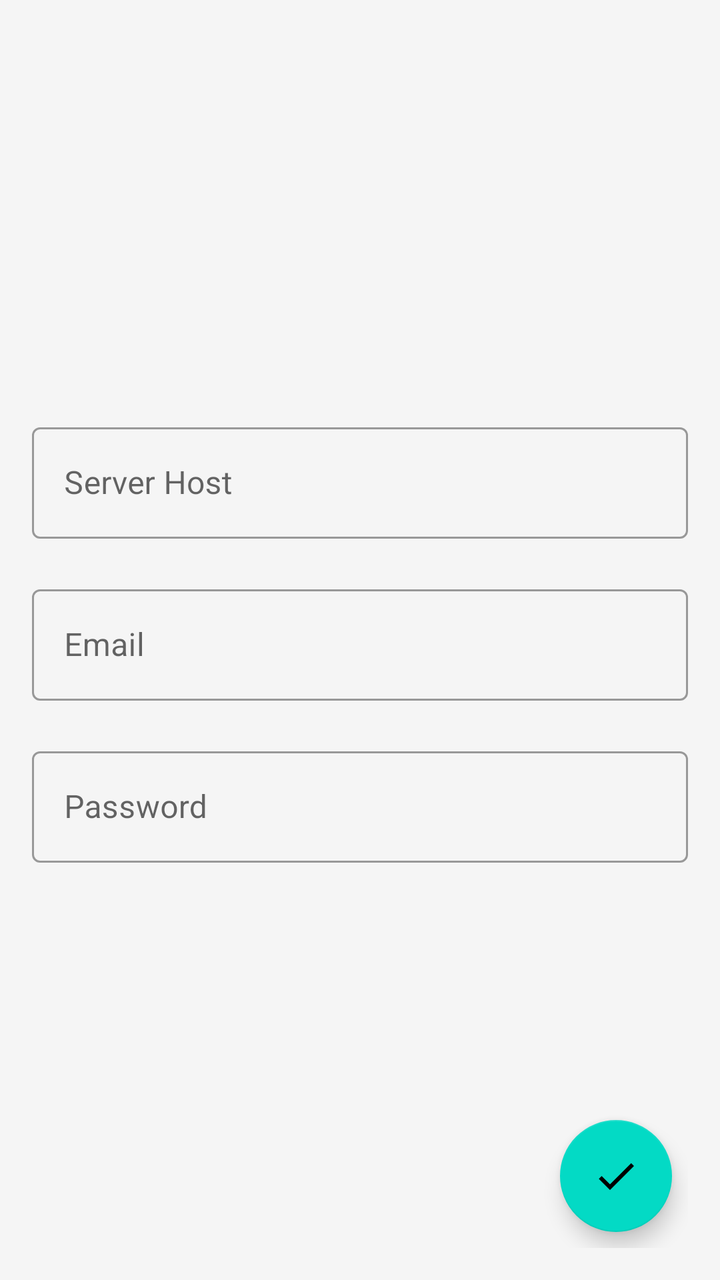
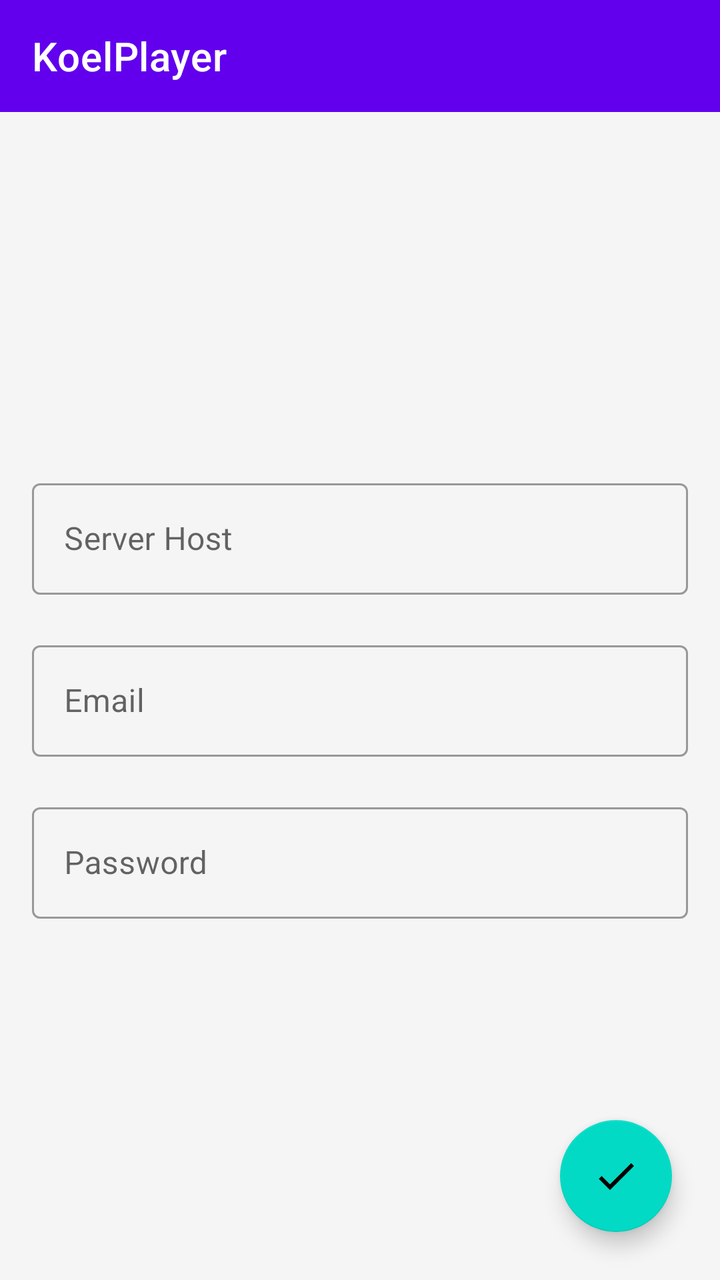

Two renders of the same Android screen: before a commit and after it. Below are the layout's source before the change and the commit's diff.
<!-- AndroidManifest.xml: application theme Theme.KoelPlayer -->
<!-- res/layout/activity_server_settings.xml -->
<?xml version="1.0" encoding="utf-8"?>
<RelativeLayout xmlns:android="http://schemas.android.com/apk/res/android"
    xmlns:app="http://schemas.android.com/apk/res-auto"
    android:layout_width="match_parent"
    android:layout_height="match_parent"
    android:padding="@dimen/activity_content_margin">

    <RelativeLayout
        android:layout_width="match_parent"
        android:layout_height="match_parent"
        android:gravity="center">

        <com.google.android.material.textfield.TextInputLayout
            android:id="@+id/serverHostLayout"
            style="@style/Widget.MaterialComponents.TextInputLayout.OutlinedBox"
            android:layout_width="match_parent"
            android:layout_height="wrap_content">

            <com.google.android.material.textfield.TextInputEditText
                android:id="@+id/serverHost"
                android:layout_width="match_parent"
                android:layout_height="wrap_content"
                android:hint="@string/server_host"
                android:inputType="text" />
        </com.google.android.material.textfield.TextInputLayout>

        <com.google.android.material.textfield.TextInputLayout
            android:id="@+id/serverEmailLayout"
            style="@style/Widget.MaterialComponents.TextInputLayout.OutlinedBox"
            android:layout_width="match_parent"
            android:layout_height="wrap_content"
            android:layout_below="@+id/serverHostLayout"
            android:layout_marginTop="@dimen/edit_text_margin">

            <com.google.android.material.textfield.TextInputEditText
                android:id="@+id/serverEmail"
                android:layout_width="match_parent"
                android:layout_height="wrap_content"
                android:hint="@string/email"
                android:inputType="text" />
        </com.google.android.material.textfield.TextInputLayout>

        <com.google.android.material.textfield.TextInputLayout
            android:id="@+id/serverPasswordLayout"
            style="@style/Widget.MaterialComponents.TextInputLayout.OutlinedBox"
            android:layout_width="match_parent"
            android:layout_height="wrap_content"
            android:layout_below="@+id/serverEmailLayout"
            android:layout_marginTop="@dimen/edit_text_margin">

            <com.google.android.material.textfield.TextInputEditText
                android:id="@+id/serverPassword"
                android:layout_width="match_parent"
                android:layout_height="wrap_content"
                android:hint="@string/password"
                android:inputType="textPassword" />
        </com.google.android.material.textfield.TextInputLayout>
    </RelativeLayout>

    <com.google.android.material.floatingactionbutton.FloatingActionButton
        android:id="@+id/fab"
        android:layout_width="wrap_content"
        android:layout_height="wrap_content"
        android:layout_alignParentEnd="true"
        android:layout_alignParentBottom="true"
        android:layout_margin="@dimen/fab_margin"
        android:contentDescription="@string/done"
        app:srcCompat="@drawable/ic_check" />

</RelativeLayout>
<!-- resources referenced by this layout -->
<resources>
  <dimen name="activity_content_margin">16dp</dimen>
  <dimen name="edit_text_margin">20dp</dimen>
  <dimen name="fab_margin">8dp</dimen>
  <!-- drawable ic_check (drawable) -->
  <vector xmlns:android="http://schemas.android.com/apk/res/android"
      android:width="24dp"
      android:height="24dp"
      android:tint="#FFFFFF"
      android:viewportWidth="24"
      android:viewportHeight="24">
      <path
          android:fillColor="@android:color/white"
          android:pathData="M9,16.17L4.83,12l-1.42,1.41L9,19 21,7l-1.41,-1.41z" />
  </vector>
  <string name="done">Done</string>
  <string name="email">Email</string>
  <string name="password">Password</string>
  <string name="server_host">Server Host</string>
  <style name="Theme.KoelPlayer" parent="Theme.MaterialComponents.DayNight.DarkActionBar">
          
          <item name="colorPrimary">@color/purple_500</item>
          <item name="colorPrimaryVariant">@color/purple_700</item>
          <item name="colorOnPrimary">@color/white</item>
          
          <item name="colorSecondary">@color/teal_200</item>
          <item name="colorSecondaryVariant">@color/teal_700</item>
          <item name="colorOnSecondary">@color/black</item>
          
          <item name="android:statusBarColor">?attr/colorPrimaryVariant</item>
          
          <item name="android:windowBackground">@color/activity_bg</item>
          <item name="colorControlNormal">@color/black</item>
      </style>
  <color name="purple_500">#FF6200EE</color>
  <color name="purple_700">#FF3700B3</color>
  <color name="white">#FFFFFFFF</color>
  <color name="teal_200">#FF03DAC5</color>
  <color name="teal_700">#FF018786</color>
  <color name="black">#FF000000</color>
  <color name="activity_bg">#FFF5F5F5</color>
</resources>

<!-- the commit's change to res/layout/activity_server_settings.xml (unified diff, before → after) -->
@@ -2,13 +2,27 @@
 <RelativeLayout xmlns:android="http://schemas.android.com/apk/res/android"
     xmlns:app="http://schemas.android.com/apk/res-auto"
     android:layout_width="match_parent"
-    android:layout_height="match_parent"
-    android:padding="@dimen/activity_content_margin">
+    android:layout_height="match_parent">
+
+    <com.google.android.material.appbar.AppBarLayout
+        android:id="@+id/serverAppBar"
+        android:layout_width="match_parent"
+        android:layout_height="wrap_content"
+        android:fitsSystemWindows="true">
+
+        <androidx.appcompat.widget.Toolbar
+            android:layout_width="match_parent"
+            android:layout_height="?attr/actionBarSize"
+            app:title="@string/app_name"
+            app:titleTextColor="@android:color/white" />
+    </com.google.android.material.appbar.AppBarLayout>
 
     <RelativeLayout
         android:layout_width="match_parent"
         android:layout_height="match_parent"
-        android:gravity="center">
+        android:layout_below="@id/serverAppBar"
+        android:gravity="center"
+        android:padding="@dimen/activity_content_margin">
 
         <com.google.android.material.textfield.TextInputLayout
             android:id="@+id/serverHostLayout"
<!-- resource entries referenced after the edit -->
@@ -2,7 +2,7 @@
 <resources>
   <dimen name="activity_content_margin">16dp</dimen>
   <dimen name="edit_text_margin">20dp</dimen>
-  <dimen name="fab_margin">8dp</dimen>
+  <dimen name="fab_margin">24dp</dimen>
   <!-- drawable ic_check (drawable) -->
   <vector xmlns:android="http://schemas.android.com/apk/res/android"
       android:width="24dp"
@@ -14,11 +14,12 @@
           android:fillColor="@android:color/white"
           android:pathData="M9,16.17L4.83,12l-1.42,1.41L9,19 21,7l-1.41,-1.41z" />
   </vector>
+  <string name="app_name">KoelPlayer</string>
   <string name="done">Done</string>
   <string name="email">Email</string>
   <string name="password">Password</string>
   <string name="server_host">Server Host</string>
-  <style name="Theme.KoelPlayer" parent="Theme.MaterialComponents.DayNight.DarkActionBar">
+  <style name="Theme.KoelPlayer" parent="Theme.MaterialComponents.DayNight.NoActionBar">
           
           <item name="colorPrimary">@color/purple_500</item>
           <item name="colorPrimaryVariant">@color/purple_700</item>
